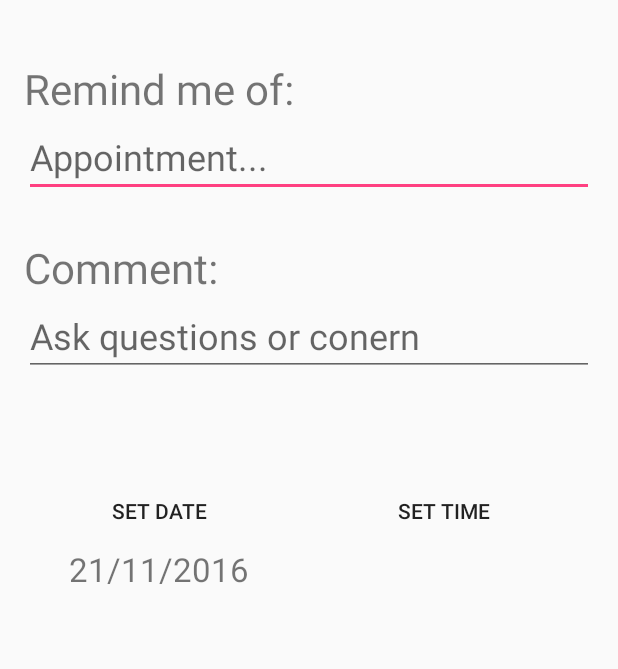
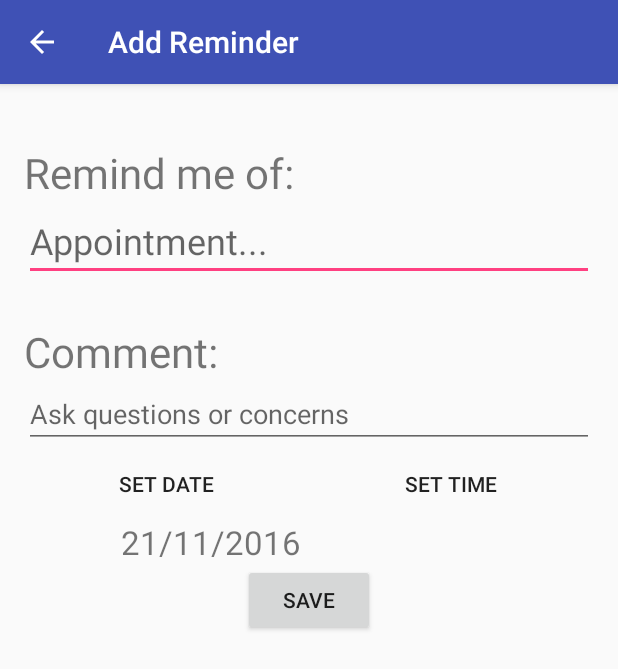
Before and after one commit to Team11-MedAppJam/HealthCombinder, an Android app: the add_reminder screen opened directly, with no data from a screen before it, on a phone screen of 412 x 824 dp. Shown: the top 669 px of the screen. Run offline under Robolectric (Android 15) with nearby library versions, the phone set to English and light mode, and no system bars.

Commit message:
Add feature
Refine Reminder
add button on About to return homepage

```diff
--- a/app/src/main/AndroidManifest.xml
+++ b/app/src/main/AndroidManifest.xml
@@ -18,6 +18,7 @@
         </activity>
 
         <activity android:name=".LoginActivity">
+
             <intent-filter>
                 <action android:name="android.intent.action.MAIN" />
 
@@ -57,7 +58,9 @@
             android:parentActivityName=".Timeline" />
         <activity
             android:name=".add_reminder"
-            android:theme="@style/AppTheme.Popup"
+            android:theme="@style/AppTheme"
+            android:label="Add Reminder"
+            android:parentActivityName=".Reminder"
             ></activity>
     </application>
 
--- a/app/src/main/java/team11/healthcombinder/about.java
+++ b/app/src/main/java/team11/healthcombinder/about.java
@@ -31,4 +31,8 @@ public class about extends AppCompatActivity {
         Intent intent = new Intent(this, Timeline.class);
         startActivity(intent);
     }
+
+    public void dismiss(View view){
+        this.finish();
+    }
 }
--- a/app/src/main/java/team11/healthcombinder/add_reminder.java
+++ b/app/src/main/java/team11/healthcombinder/add_reminder.java
@@ -6,22 +6,29 @@ import android.app.Dialog;
 import java.util.Calendar;
 
 import android.app.DialogFragment;
+import android.content.Intent;
 import android.support.v7.app.AppCompatActivity;
 import android.os.Bundle;
 import android.view.View;
 import android.widget.DatePicker;
+import android.widget.EditText;
 import android.widget.TextView;
+import android.widget.TimePicker;
 import android.widget.Toast;
 
-public class add_reminder extends Activity {
-    private DatePicker datePicker;
+import static android.R.attr.value;
+
+public class add_reminder extends AppCompatActivity {
     private Calendar calendar;
     private TextView dateView;
     private int year, month, day;
+
+    public String s_appointment, s_comment, s_date, s_time;
     @Override
     protected void onCreate(Bundle savedInstanceState) {
         super.onCreate(savedInstanceState);
         setContentView(R.layout.activity_add_reminder);
+        getSupportActionBar().setDisplayHomeAsUpEnabled(true);
 
         dateView = (TextView) findViewById(R.id.dateDisplay);
         calendar = Calendar.getInstance();
@@ -76,4 +83,23 @@ public class add_reminder extends Activity {
         newFragment.show(getFragmentManager(),"TimePicker");
     }
 
+    public void save_reminder(View v){
+        EditText appt = (EditText) findViewById(R.id.et_appointment);
+        EditText cmmt = (EditText) findViewById(R.id.et_comment);
+
+        TextView d = (TextView) findViewById(R.id.dateDisplay);
+        TextView t = (TextView) findViewById(R.id.timeDisplay);
+
+        s_appointment = appt.getText().toString();
+        s_comment = cmmt.getText().toString();
+        s_date = d.getText().toString();
+        s_time = d.getText().toString();
+        String[] array = {s_appointment, s_comment, s_date,s_time};
+        Intent intent = new Intent();
+        intent.putExtra("result",array);
+        setResult(RESULT_OK,intent);
+        this.finish();
+    }
+
+
 }
--- a/app/src/main/java/team11/healthcombinder/timepicker.java
+++ b/app/src/main/java/team11/healthcombinder/timepicker.java
@@ -85,7 +85,7 @@ public class timepicker extends DialogFragment implements TimePickerDialog.OnTim
             currentHour = hourOfDay;
         }
 
-        tv.setText("Your chosen time is...\n\n");
+        //tv.setText("Your chosen time is...\n\n");
         //Display the user changed time on TextView
         tv.setText(tv.getText()+ String.valueOf(currentHour)
                 + " : " + String.valueOf(minute) + " " + aMpM + "\n");
--- a/app/src/main/res/layout/activity_add_reminder.xml
+++ b/app/src/main/res/layout/activity_add_reminder.xml
@@ -1,34 +1,36 @@
 <?xml version="1.0" encoding="utf-8"?>
-<RelativeLayout xmlns:android="http://schemas.android.com/apk/res/android"
+<ScrollView xmlns:android="http://schemas.android.com/apk/res/android"
     xmlns:tools="http://schemas.android.com/tools"
     android:id="@+id/activity_add_reminder"
     android:layout_width="match_parent"
     android:layout_height="match_parent"
+    android:layout_rowWeight="2"
     android:paddingBottom="@dimen/activity_vertical_margin"
     android:paddingLeft="@dimen/activity_horizontal_margin"
     android:paddingRight="@dimen/activity_horizontal_margin"
     android:paddingTop="@dimen/activity_vertical_margin"
     tools:context="team11.healthcombinder.add_reminder">
 
+
+    <LinearLayout
+        android:layout_width="match_parent"
+        android:layout_height="wrap_content"
+        android:orientation="vertical"
+        android:weightSum="1">
         <TextView
             android:text="Remind me of:"
             android:textSize="28sp"
             android:layout_width="wrap_content"
             android:layout_height="wrap_content"
-        android:layout_alignParentTop="true"
-        android:layout_alignParentStart="true"
             android:layout_marginTop="24dp"
             android:id="@+id/textView10" />
 
         <EditText
-        android:layout_width="wrap_content"
+            android:layout_width="match_parent"
             android:layout_height="wrap_content"
             android:inputType="textPersonName"
             android:ems="10"
-        android:layout_below="@+id/textView10"
-        android:layout_alignParentStart="true"
-        android:id="@+id/editText4"
-        android:layout_alignParentEnd="true"
+            android:id="@+id/et_appointment"
             android:textSize="24sp"
             android:hint="Appointment..." />
 
@@ -38,64 +40,80 @@
             android:layout_height="wrap_content"
             android:id="@+id/textView12"
             android:textSize="28sp"
-        android:layout_below="@+id/editText4"
-        android:layout_alignParentStart="true"
             android:layout_marginTop="28dp" />
 
         <EditText
-        android:layout_width="wrap_content"
+            android:layout_width="match_parent"
             android:layout_height="wrap_content"
-        android:inputType="textPersonName"
+            android:inputType="textMultiLine"
+            android:hint="Ask questions or concerns"
             android:ems="10"
-        android:layout_below="@+id/textView12"
-        android:layout_alignParentStart="true"
-        android:id="@+id/editText5"
-        android:layout_alignParentEnd="true"
-        android:textSize="24sp"
-        android:hint="Ask questions or conern" />
 
+            android:id="@+id/et_comment"
+             />
+        <LinearLayout
+            android:layout_width="match_parent"
+            android:layout_height="wrap_content"
+            android:orientation="horizontal"
+            android:weightSum="1">
             <Button
                 android:text="Set Date"
                 android:layout_width="wrap_content"
                 android:layout_height="wrap_content"
-        android:layout_below="@+id/editText5"
-        android:layout_alignParentStart="true"
-        android:layout_marginTop="66dp"
                 android:id="@+id/setDate"
                 android:onClick="setDate"
                 android:background="@android:color/transparent"
-        android:layout_toStartOf="@+id/setTime" />
-
-    <TextView
-        android:layout_width="wrap_content"
-        android:layout_height="wrap_content"
-        android:layout_below="@+id/setDate"
-        android:layout_alignParentStart="true"
-        android:id="@+id/dateDisplay"
-        android:layout_alignEnd="@+id/setDate"
-        android:textSize="22sp"
-        android:textAlignment="center" />
-
+                android:layout_weight="0.5" />
             <Button
                 android:text="Set Time"
                 android:layout_width="wrap_content"
                 android:layout_height="wrap_content"
                 android:id="@+id/setTime"
-        android:layout_alignBaseline="@+id/setDate"
-        android:layout_alignBottom="@+id/setDate"
-        android:layout_alignParentEnd="true"
-        android:layout_toEndOf="@+id/textView10"
                 android:background="@android:color/transparent"
-        android:onClick="setTime"/>
+                android:onClick="setTime"
+                android:layout_weight="0.5"
+                />
 
+        </LinearLayout>
+
+        <LinearLayout
+            android:layout_width="match_parent"
+            android:layout_height="wrap_content"
+            android:orientation="horizontal"
+            android:weightSum="1">
             <TextView
                 android:layout_width="wrap_content"
                 android:layout_height="wrap_content"
-        android:layout_below="@+id/setTime"
-        android:id="@+id/timeDisplay"
-        android:layout_alignEnd="@+id/setTime"
+                android:id="@+id/dateDisplay"
                 android:textSize="22sp"
                 android:textAlignment="center"
-        android:layout_toEndOf="@+id/setDate" />
+                android:layout_weight="0.5"
+                />
+            <TextView
+                android:layout_width="wrap_content"
+                android:layout_height="wrap_content"
+                android:id="@+id/timeDisplay"
+                android:textSize="22sp"
+                android:textAlignment="center"
+                android:layout_weight="0.5"/>
 
-</RelativeLayout>
+        </LinearLayout>
+
+        <Button
+            android:text="SAVE"
+            android:onClick="save_reminder"
+            android:layout_width="wrap_content"
+            android:layout_height="wrap_content"
+            android:layout_marginBottom="15dp"
+            android:id="@+id/save_reminder"
+            android:gravity="center"
+            android:layout_gravity="center"
+            android:layout_weight="1.14">
+        </Button>
+
+
+    </LinearLayout>
+
+
+
+</ScrollView>
--- a/app/src/main/res/values/colors.xml
+++ b/app/src/main/res/values/colors.xml
@@ -3,4 +3,5 @@
     <color name="colorPrimary">#3f51b5</color>
     <color name="colorPrimaryDark">#303F9F</color>
     <color name="colorAccent">#FF4081</color>
+    <color name="colorCard">#FAF4A1</color>
 </resources>
```
Also changed, not shown: app/src/main/java/team11/healthcombinder/Reminder.java (+54 -1 lines), app/src/main/java/team11/healthcombinder/Timeline.java (+7 -2 lines), app/src/main/res/layout/activity_about.xml (+13 -1 lines), app/src/main/res/layout/activity_reminder.xml (+9 -19 lines). Lines whose indentation alone changed are shown as unchanged.
